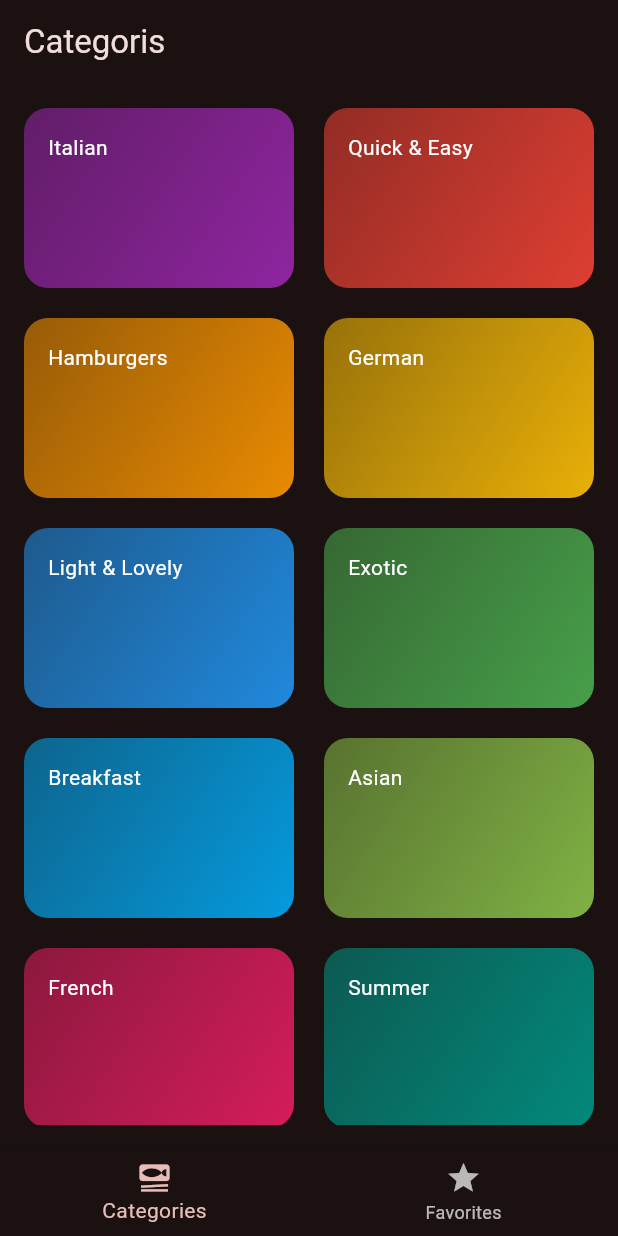
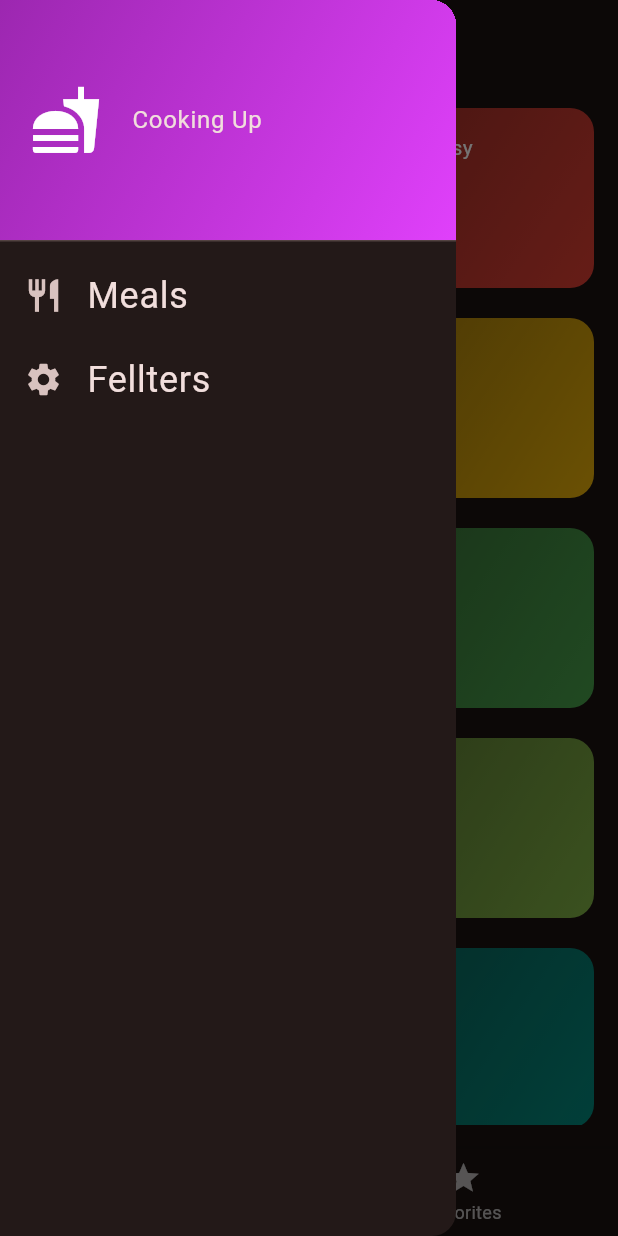
Before and after one commit to moustajil/meal_app, a Flutter app: the screen it shows after launch, with the side drawer open (before the commit the screen has no drawer), on a phone screen of 412 x 824 dp. Run offline on Flutter 3.47's test engine with Material 3 defaults, Android fonts, the phone set to English and light mode, and no system bars; our stand-ins replace transparent_image.

Commit message:
ADDING  filter

```diff
--- a/lib/main.dart
+++ b/lib/main.dart
@@ -1,6 +1,5 @@
 
 import 'package:flutter/material.dart';
-import 'package:mealapp/screens/categories_screens.dart';
 import 'package:mealapp/screens/tabs_screen.dart';
 
 
--- a/lib/screens/categories_screens.dart
+++ b/lib/screens/categories_screens.dart
@@ -1,11 +1,13 @@
 import 'package:flutter/material.dart';
 import 'package:mealapp/data/dummy_data.dart';
 import 'package:mealapp/models/categorie.dart';
+import 'package:mealapp/models/meai.dart';
 import 'package:mealapp/widget/categorie_grid.dart';
 import 'package:mealapp/screens/meal_screen.dart';
 
 class CategoriesScreens extends StatelessWidget {
-  const CategoriesScreens({super.key});
+  const CategoriesScreens({super.key,required this.onTaggleFavorite});
+    final void Function(Meal meal) onTaggleFavorite;
 
   void _selectGategoryScreen(BuildContext context, Category category) {
     final filterMeals = dummyMeals
@@ -13,7 +15,7 @@ class CategoriesScreens extends StatelessWidget {
         .toList();
     Navigator.of(context).push(
       MaterialPageRoute(
-        builder: (ctx) => MealScreen(title: category.title, meals: filterMeals),
+        builder: (ctx) => MealScreen(title: category.title, meals: filterMeals,onTaggleFavorite: onTaggleFavorite,),
       ),
     );
   }
--- a/lib/screens/meal_screen.dart
+++ b/lib/screens/meal_screen.dart
@@ -5,15 +5,17 @@ import 'package:mealapp/widget/meal_item.dart';
 
 // ignore: must_be_immutable
 class MealScreen extends StatelessWidget {
-  MealScreen({super.key,this.title, required this.meals});
+  MealScreen({super.key,this.title, required this.meals,required this.onTaggleFavorite});
 
   String? title;
   final List<Meal> meals;
+  final void Function(Meal meal) onTaggleFavorite;
+
 
   void selectMeal(BuildContext context, Meal meal) {
     Navigator.of(
       context,
-    ).push(MaterialPageRoute(builder: (ctx) => MealDetailScreen(meal: meal)));
+    ).push(MaterialPageRoute(builder: (ctx) => MealDetailScreen(meal: meal,onTaggleFavorite: onTaggleFavorite,)));
   }
 
   @override
--- a/lib/screens/tabs_screen.dart
+++ b/lib/screens/tabs_screen.dart
@@ -1,6 +1,9 @@
 import 'package:flutter/material.dart';
+import 'package:mealapp/models/meai.dart';
 import 'package:mealapp/screens/categories_screens.dart';
+import 'package:mealapp/screens/filter_screen.dart';
 import 'package:mealapp/screens/meal_screen.dart';
+import 'package:mealapp/widget/main_drawer.dart';
 
 class TabsScreen extends StatefulWidget {
   const TabsScreen({super.key});
@@ -11,30 +14,75 @@ class TabsScreen extends StatefulWidget {
 
 class _TabsScreenState extends State<TabsScreen> {
   int _selectedNavigationIten = 0;
-  void _selectePage(int index){
+  final List<Meal> _favoriteMeal = [];
+
+  void ShowInfoMessage(String message) {
+    ScaffoldMessenger.of(context).clearSnackBars();
+    ScaffoldMessenger.of(
+      context,
+    ).showSnackBar(SnackBar(content: Text(message)));
+  }
+
+  void _toggoleFavoritestatus(Meal meal) {
+    final isExisten = _favoriteMeal.contains(meal);
+    if (isExisten) {
+      setState(() {
+        _favoriteMeal.remove(meal);
+      });
+      ShowInfoMessage('your favorite meal is deleted !');
+    } else {
+      setState(() {
+        _favoriteMeal.add(meal);
+      });
+
+      ShowInfoMessage('you added this meal to your favorite meal list !');
+    }
+  }
+
+  void _selectePage(int index) {
     setState(() {
       _selectedNavigationIten = index;
     });
   }
+
+  void _setScreen(String screebn) {
+    if (screebn == 'filter') {
+      Navigator.of(
+        context,
+      ).push(MaterialPageRoute(builder: (ctx) => FilterScreen()));
+    } else {
+      Navigator.of(context).pop();
+    }
+  }
+
   @override
   Widget build(BuildContext context) {
-    Widget activeScreen = CategoriesScreens();
+    Widget activeScreen = CategoriesScreens(
+      onTaggleFavorite: _toggoleFavoritestatus,
+    );
     var activePageTitle = 'Categoris';
     if (_selectedNavigationIten == 1) {
-      activeScreen = MealScreen(meals: []);
+      activeScreen = MealScreen(
+        meals: _favoriteMeal,
+        onTaggleFavorite: _toggoleFavoritestatus,
+      );
       activePageTitle = 'Favorites';
     }
     return Scaffold(
-      appBar: AppBar(
-        title: Text(activePageTitle),
-      ),
+      appBar: AppBar(title: Text(activePageTitle)),
+      drawer: MainDrawer(onScelectionScreen: _setScreen),
       body: activeScreen,
       bottomNavigationBar: BottomNavigationBar(
         currentIndex: _selectedNavigationIten,
-        onTap: _selectePage,items: [
-        BottomNavigationBarItem(icon: Icon(Icons.set_meal),label: 'Categories'),
-        BottomNavigationBarItem(icon: Icon(Icons.star),label: 'Favorites'),
-      ])
+        onTap: _selectePage,
+        items: [
+          BottomNavigationBarItem(
+            icon: Icon(Icons.set_meal),
+            label: 'Categories',
+          ),
+          BottomNavigationBarItem(icon: Icon(Icons.star), label: 'Favorites'),
+        ],
+      ),
     );
   }
 }
--- /dev/null
+++ b/lib/widget/main_drawer.dart
@@ -0,0 +1,47 @@
+import 'package:flutter/material.dart';
+
+class MainDrawer extends StatelessWidget {
+  const MainDrawer({super.key,required this.onScelectionScreen});
+  final void Function(String s) onScelectionScreen;
+
+  @override
+  Widget build(BuildContext context) {
+    return Drawer(
+      child: Column(
+        children: [
+          DrawerHeader(
+            padding: EdgeInsets.all(20),
+            decoration: BoxDecoration(
+              gradient: LinearGradient(
+                colors: [Colors.purple, Colors.purpleAccent],
+                begin: Alignment.topLeft,
+                end: Alignment.bottomRight,
+              ),
+            ),
+            child: Row(
+              children: [
+                Icon(Icons.fastfood, size: 48),
+                SizedBox(width: 20),
+                Text('Cooking Up'),
+              ],
+            ),
+          ),
+          ListTile(
+            leading: Icon(Icons.restaurant,size: 26,),
+            title: Text('Meals',style: TextStyle(fontSize: 24),),
+            onTap: () {
+              onScelectionScreen('meal');
+            },
+          ),
+           ListTile(
+            leading: Icon(Icons.settings,size: 26,),
+            title: Text('Fellters',style: TextStyle(fontSize: 24),),
+            onTap: () {
+              onScelectionScreen('filter');
+            },
+          ),
+        ],
+      ),
+    );
+  }
+}
```
Also changed, not shown: lib/screens/filter_screen.dart (added, +117 -0 lines), lib/screens/meal_deteal_screen.dart (+7 -2 lines).
